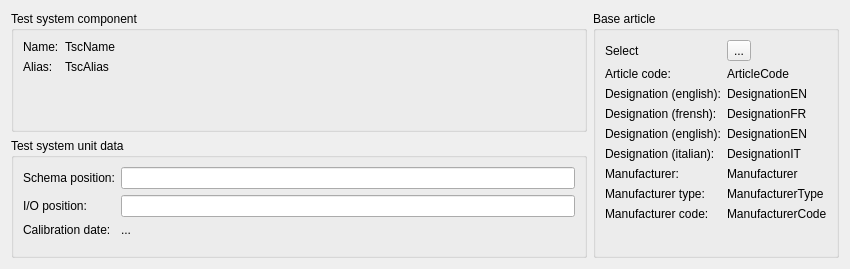
This is src/mdttools/mdttesttool/mdtTtTestSystemUnitEditor.ui in scandyna/multidiagtools as Qt 5 draws it before an edit. The edited form follows.
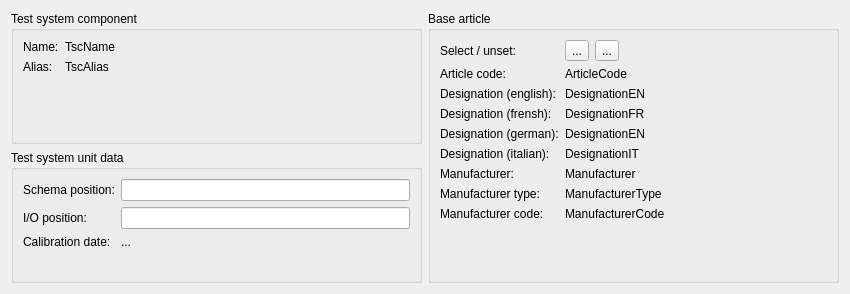
This is the edited form. Icons and pictures are not drawn.

What changed in the file:
```diff
--- a/src/mdttools/mdttesttool/mdtTtTestSystemUnitEditor.ui
+++ b/src/mdttools/mdttesttool/mdtTtTestSystemUnitEditor.ui
@@ -7,17 +7,23 @@
     <x>0</x>
     <y>0</y>
     <width>850</width>
-    <height>269</height>
+    <height>294</height>
    </rect>
   </property>
   <property name="windowTitle">
    <string>Form</string>
   </property>
-  <layout class="QHBoxLayout" name="horizontalLayout">
+  <layout class="QHBoxLayout" name="horizontalLayout_2">
    <item>
     <layout class="QVBoxLayout" name="verticalLayout">
      <item>
       <widget class="QGroupBox" name="gbTsc">
+       <property name="maximumSize">
+        <size>
+         <width>16777215</width>
+         <height>500</height>
+        </size>
+       </property>
        <property name="title">
         <string>Test system component</string>
        </property>
@@ -58,6 +64,12 @@
      </item>
      <item>
       <widget class="QGroupBox" name="gbSystemUnit">
+       <property name="maximumSize">
+        <size>
+         <width>500</width>
+         <height>16777215</height>
+        </size>
+       </property>
        <property name="title">
         <string>Test system unit data</string>
        </property>
@@ -107,108 +119,142 @@
       <string>Base article</string>
      </property>
      <layout class="QFormLayout" name="formLayout_2">
-      <property name="fieldGrowthPolicy">
-       <enum>QFormLayout::AllNonFixedFieldsGrow</enum>
-      </property>
       <item row="0" column="0">
        <widget class="QLabel" name="lbSelectBaseArticle">
         <property name="text">
-         <string>Select</string>
+         <string>Select / unset:</string>
         </property>
        </widget>
       </item>
       <item row="0" column="1">
-       <widget class="QToolButton" name="pbSelectBaseArticle">
-        <property name="text">
-         <string>...</string>
-        </property>
-       </widget>
+       <layout class="QHBoxLayout" name="horizontalLayout">
+        <item>
+         <widget class="QToolButton" name="pbSelectBaseArticle">
+          <property name="text">
+           <string>...</string>
+          </property>
+         </widget>
+        </item>
+        <item>
+         <widget class="QToolButton" name="pbUnsetBaseArticle">
+          <property name="toolTip">
+           <string>&lt;html&gt;&lt;head/&gt;&lt;body&gt;&lt;p&gt;Unset base article&lt;/p&gt;&lt;/body&gt;&lt;/html&gt;</string>
+          </property>
+          <property name="text">
+           <string>...</string>
+          </property>
+          <property name="icon">
+           <iconset theme="list-remove"/>
+          </property>
+         </widget>
+        </item>
+        <item>
+         <spacer name="horizontalSpacer">
+          <property name="orientation">
+           <enum>Qt::Horizontal</enum>
+          </property>
+          <property name="sizeHint" stdset="0">
+           <size>
+            <width>40</width>
+            <height>20</height>
+           </size>
+          </property>
+         </spacer>
+        </item>
+       </layout>
       </item>
-      <item row="2" column="0">
+      <item row="1" column="0">
        <widget class="QLabel" name="lbArticleCode">
         <property name="text">
          <string>Article code:</string>
         </property>
        </widget>
       </item>
-      <item row="2" column="1">
+      <item row="1" column="1">
        <widget class="QLabel" name="fld_ArticleCode">
         <property name="text">
          <string>ArticleCode</string>
         </property>
        </widget>
       </item>
-      <item row="3" column="0">
+      <item row="2" column="0">
        <widget class="QLabel" name="lbDesignationEN">
         <property name="text">
          <string>Designation (english):</string>
         </property>
        </widget>
       </item>
-      <item row="3" column="1">
+      <item row="2" column="1">
        <widget class="QLabel" name="fld_DesignationEN">
         <property name="text">
          <string>DesignationEN</string>
         </property>
        </widget>
       </item>
-      <item row="4" column="0">
+      <item row="3" column="0">
        <widget class="QLabel" name="lbDesignationFR">
         <property name="text">
          <string>Designation (frensh):</string>
         </property>
        </widget>
       </item>
-      <item row="4" column="1">
+      <item row="3" column="1">
        <widget class="QLabel" name="fld_DesignationFR">
         <property name="text">
          <string>DesignationFR</string>
         </property>
        </widget>
       </item>
-      <item row="5" column="1">
-       <widget class="QLabel" name="fld_DesignationEN_2">
+      <item row="4" column="0">
+       <widget class="QLabel" name="lbDesignationDE">
+        <property name="text">
+         <string>Designation (german):</string>
+        </property>
+       </widget>
+      </item>
+      <item row="4" column="1">
+       <widget class="QLabel" name="fld_DesignationDE">
         <property name="text">
          <string>DesignationEN</string>
         </property>
        </widget>
       </item>
       <item row="5" column="0">
-       <widget class="QLabel" name="lbDesignationEN_2">
+       <widget class="QLabel" name="lbDesignationIT">
         <property name="text">
-         <string>Designation (english):</string>
+         <string>Designation (italian):</string>
         </property>
        </widget>
       </item>
-      <item row="6" column="1">
+      <item row="5" column="1">
        <widget class="QLabel" name="fld_DesignationIT">
         <property name="text">
          <string>DesignationIT</string>
         </property>
        </widget>
       </item>
-      <item row="7" column="1">
-       <widget class="QLabel" name="fld_Manufacturer">
-        <property name="text">
-         <string>Manufacturer</string>
-        </property>
-       </widget>
-      </item>
       <item row="6" column="0">
-       <widget class="QLabel" name="lbDesignationIT">
-        <property name="text">
-         <string>Designation (italian):</string>
-        </property>
-       </widget>
-      </item>
-      <item row="7" column="0">
        <widget class="QLabel" name="lbManufacturer">
         <property name="text">
          <string>Manufacturer:</string>
         </property>
        </widget>
       </item>
-      <item row="8" column="1">
+      <item row="6" column="1">
+       <widget class="QLabel" name="fld_Manufacturer">
+        <property name="text">
+         <string>Manufacturer</string>
+        </property>
+       </widget>
+      </item>
+      <item row="7" column="0">
+       <widget class="QLabel" name="lbManufacturerType">
+        <property name="text">
+         <string>Manufacturer type:</string>
+        </property>
+       </widget>
+      </item>
+      <item row="7" column="1">
        <widget class="QLabel" name="fld_ManufacturerType">
         <property name="text">
          <string>ManufacturerType</string>
@@ -216,26 +262,19 @@
        </widget>
       </item>
       <item row="8" column="0">
-       <widget class="QLabel" name="lbManufacturerType">
-        <property name="text">
-         <string>Manufacturer type:</string>
-        </property>
-       </widget>
-      </item>
-      <item row="9" column="1">
-       <widget class="QLabel" name="fld_ManufacturerCode">
-        <property name="text">
-         <string>ManufacturerCode</string>
-        </property>
-       </widget>
-      </item>
-      <item row="9" column="0">
        <widget class="QLabel" name="lbManufacturerCode">
         <property name="text">
          <string>Manufacturer code:</string>
         </property>
        </widget>
       </item>
+      <item row="8" column="1">
+       <widget class="QLabel" name="fld_ManufacturerCode">
+        <property name="text">
+         <string>ManufacturerCode</string>
+        </property>
+       </widget>
+      </item>
      </layout>
     </widget>
    </item>
```
